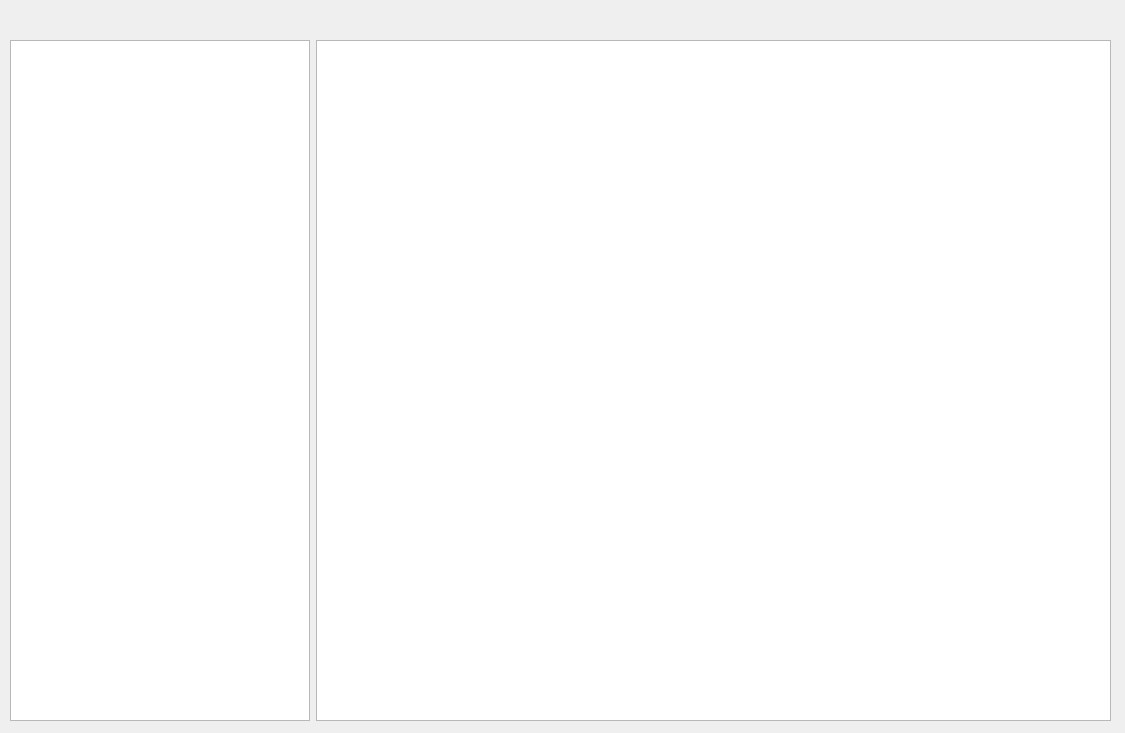
Before: the Qt Designer form qt_designer_ui/returns_tab.ui in hammerheadlemon/xldigest, drawn with Qt 5.
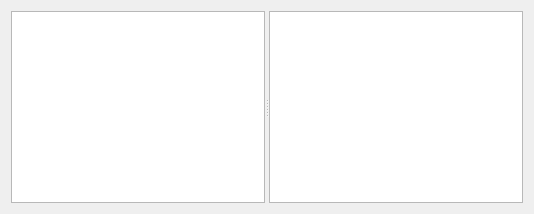
After: the same form once the commit is applied.

Commit message: nicer layout now

Diff of the .ui file:
```diff
--- a/qt_designer_ui/returns_tab.ui
+++ b/qt_designer_ui/returns_tab.ui
@@ -2,52 +2,46 @@
 <ui version="4.0">
  <class>ReturnsUI</class>
  <widget class="QWidget" name="ReturnsUI">
-  <property name="geometry">
-   <rect>
-    <x>0</x>
-    <y>0</y>
-    <width>1125</width>
-    <height>733</height>
-   </rect>
-  </property>
   <property name="windowTitle">
    <string>Form</string>
   </property>
-  <widget class="QWidget" name="">
-   <property name="geometry">
-    <rect>
-     <x>10</x>
-     <y>40</y>
-     <width>1101</width>
-     <height>681</height>
-    </rect>
-   </property>
-   <layout class="QHBoxLayout" name="horizontalLayout">
-    <item>
+  <layout class="QHBoxLayout" name="horizontalLayout">
+   <item>
+    <widget class="QSplitter" name="splitter">
+     <property name="sizePolicy">
+      <sizepolicy hsizetype="Preferred" vsizetype="Preferred">
+       <horstretch>0</horstretch>
+       <verstretch>0</verstretch>
+      </sizepolicy>
+     </property>
+     <property name="orientation">
+      <enum>Qt::Horizontal</enum>
+     </property>
      <widget class="QTreeView" name="seletionTree">
-      <property name="maximumSize">
-       <size>
-        <width>300</width>
-        <height>16777215</height>
-       </size>
-      </property>
       <property name="frameShape">
        <enum>QFrame::StyledPanel</enum>
       </property>
+      <property name="alternatingRowColors">
+       <bool>true</bool>
+      </property>
       <property name="sortingEnabled">
        <bool>true</bool>
       </property>
      </widget>
-    </item>
-    <item>
      <widget class="QTableView" name="returnsTable">
       <property name="frameShape">
        <enum>QFrame::StyledPanel</enum>
       </property>
+      <property name="alternatingRowColors">
+       <bool>true</bool>
+      </property>
+      <property name="sortingEnabled">
+       <bool>true</bool>
+      </property>
      </widget>
-    </item>
-   </layout>
-  </widget>
+    </widget>
+   </item>
+  </layout>
  </widget>
  <resources/>
  <connections/>
```
The commit also changes 4 other files.
